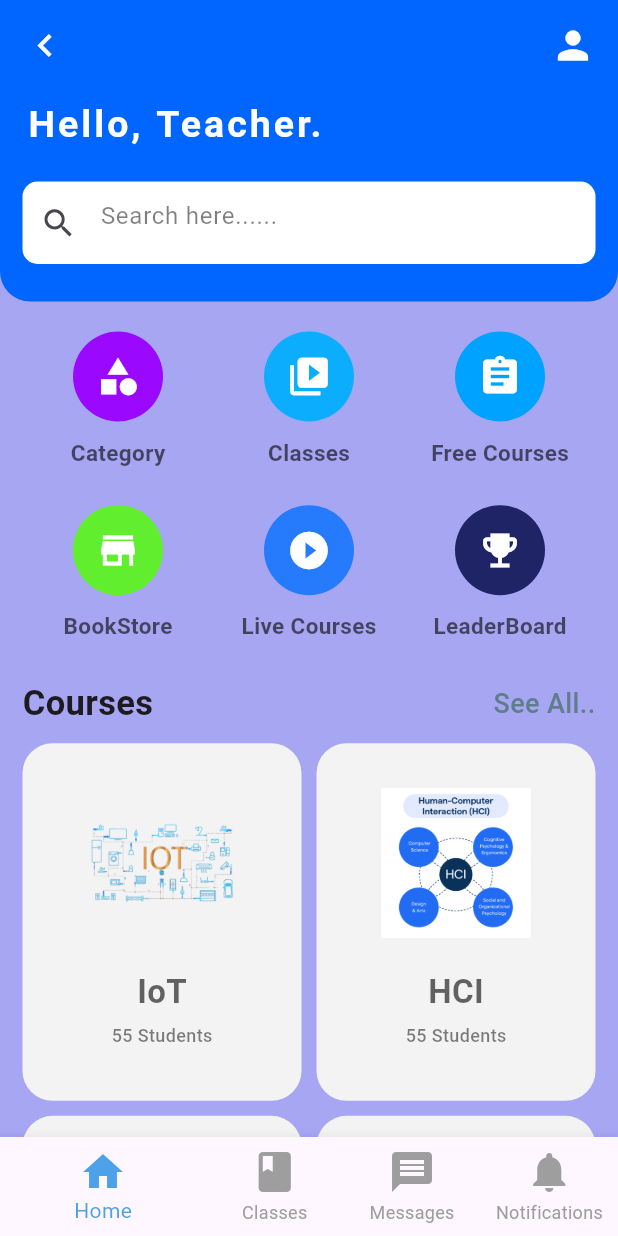
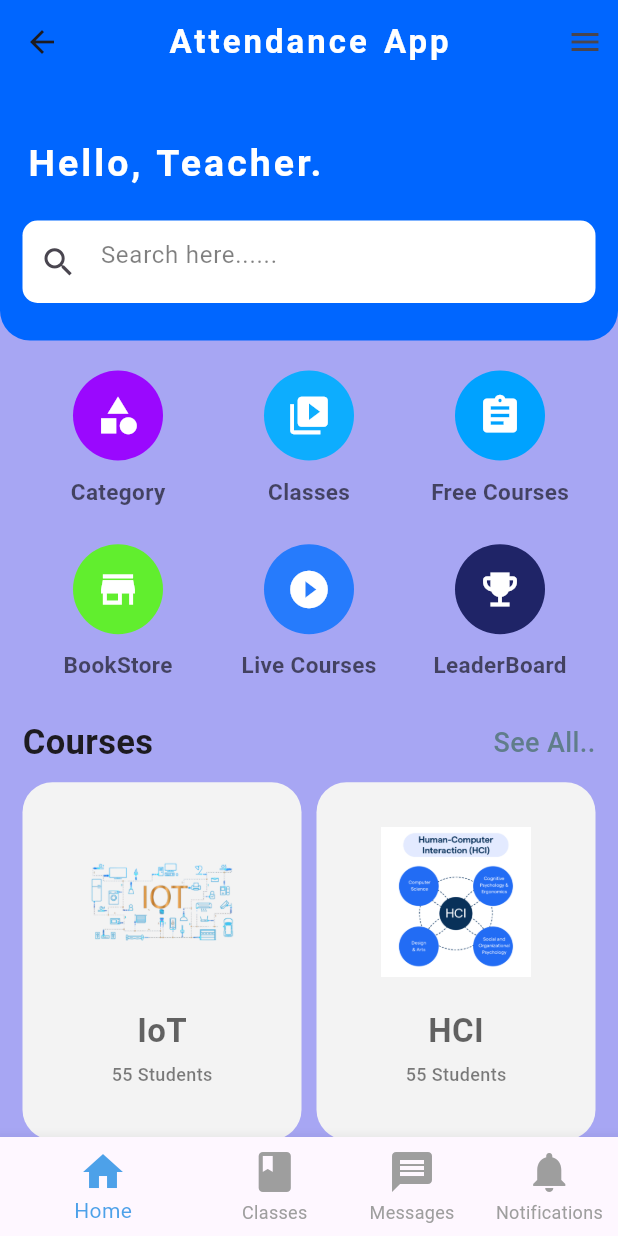
Before and after one commit to Ochiengjeck/attendance, a Flutter app: the Homescreen screen opened directly, on a phone screen of 412 x 824 dp. Run offline on Flutter 3.47's test engine with Material 3 defaults, Android fonts, the phone set to English and light mode, and no system bars; missing offline and left inert: mobile_scanner.

```diff
--- a/lib/screen/homeScreen.dart
+++ b/lib/screen/homeScreen.dart
@@ -60,6 +60,22 @@ class Homescreen extends StatelessWidget {
   @override
   Widget build(BuildContext context) {
     return Scaffold(
+      appBar: AppBar(
+        backgroundColor: Color.fromARGB(255, 0, 102, 255),
+        centerTitle: true,
+        actions: [
+          Icon(Icons.menu),
+          Padding(padding: EdgeInsets.only(right: 10))
+        ],
+        title: Text(
+          "Attendance App",
+          style: TextStyle(
+              color: Colors.white,
+              wordSpacing: 2,
+              letterSpacing: 2,
+              fontWeight: FontWeight.w600),
+        ),
+      ),
       body: ListView(
         children: [
           Container(
@@ -72,21 +88,6 @@ class Homescreen extends StatelessWidget {
             child: Column(
               crossAxisAlignment: CrossAxisAlignment.start,
               children: [
-                Row(
-                  mainAxisAlignment: MainAxisAlignment.spaceBetween,
-                  children: [
-                    Icon(
-                      Icons.navigate_before,
-                      size: 30,
-                      color: Colors.white,
-                    ),
-                    Icon(
-                      Icons.person,
-                      size: 30,
-                      color: Colors.white,
-                    )
-                  ],
-                ),
                 SizedBox(
                   height: 20,
                 ),
```
Also changed, not shown: lib/screen/scan.dart (+96 -14 lines).
